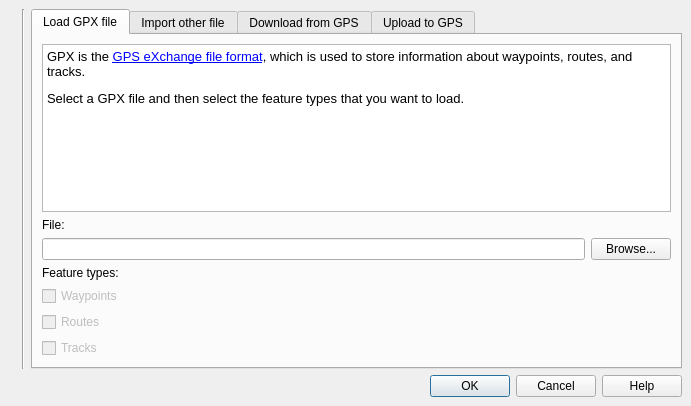
This is branches/raster_transparency_branch/src/plugins/gps_importer/qgsgpspluginguibase.ui in stopa85/Quantum-GIS as Qt 5 draws it before an edit. The edited form follows.
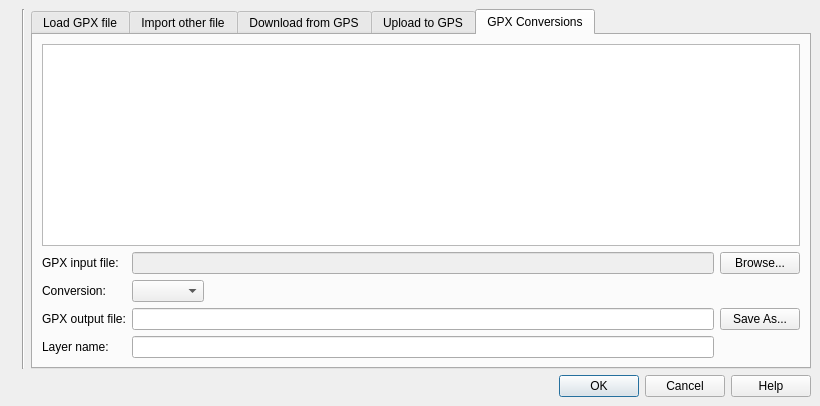
This is the edited form. The open tabs and pages were chosen to show the change. Icons and pictures are not drawn. Custom widgets are drawn as their Qt base class.

```diff
--- a/branches/raster_transparency_branch/src/plugins/gps_importer/qgsgpspluginguibase.ui
+++ b/branches/raster_transparency_branch/src/plugins/gps_importer/qgsgpspluginguibase.ui
@@ -5,7 +5,7 @@
    <rect>
     <x>0</x>
     <y>0</y>
-    <width>691</width>
+    <width>820</width>
     <height>406</height>
    </rect>
   </property>
@@ -522,6 +522,112 @@
        </item>
       </layout>
      </widget>
+
+     <widget class="QWidget" name="tab5" >
+      <attribute name="title" >
+       <string>GPX Conversions</string>
+      </attribute>
+      <layout class="QGridLayout" >
+       <property name="margin" >
+        <number>9</number>
+       </property>
+       <property name="spacing" >
+        <number>6</number>
+       </property>
+       <item row="0" column="0" colspan="4" >
+        <widget class="QTextEdit" name="teCONVDescription" >
+         <property name="readOnly" >
+          <bool>true</bool>
+         </property>
+         <property name="html" >
+          <string></string>
+         </property>
+        </widget>
+       </item>
+       <item row="4" column="1" colspan="2" >
+        <widget class="QLineEdit" name="leCONVLayer" />
+       </item>
+       <item row="4" column="0" >
+        <widget class="QLabel" name="textLabel5_1" >
+         <property name="text" >
+          <string>Layer name:</string>
+         </property>
+        </widget>
+       </item>
+       <item row="3" column="3" >
+        <widget class="QPushButton" name="pbnCONVOutput" >
+         <property name="text" >
+          <string>Save As...</string>
+         </property>
+        </widget>
+       </item>
+       <item row="1" column="3" >
+        <widget class="QPushButton" name="pbnCONVInput" >
+         <property name="text" >
+          <string>Browse...</string>
+         </property>
+        </widget>
+       </item>
+       <item row="3" column="1" colspan="2" >
+        <widget class="QLineEdit" name="leCONVOutput" />
+       </item>
+       <item row="3" column="0" >
+        <widget class="QLabel" name="textLabel5_2" >
+         <property name="text" >
+          <string>GPX output file:</string>
+         </property>
+        </widget>
+       </item>
+       <item row="2" column="2" >
+        <spacer>
+         <property name="orientation" >
+          <enum>Qt::Horizontal</enum>
+         </property>
+         <property name="sizeType" >
+          <enum>QSizePolicy::Expanding</enum>
+         </property>
+         <property name="sizeHint" >
+          <size>
+           <width>40</width>
+           <height>20</height>
+          </size>
+         </property>
+        </spacer>
+       </item>
+       <item row="2" column="1" >
+        <widget class="QComboBox" name="cmbCONVType" >
+         <property name="minimumSize" >
+          <size>
+           <width>10</width>
+           <height>0</height>
+          </size>
+         </property>
+        </widget>
+       </item>
+       <item row="2" column="0" >
+        <widget class="QLabel" name="textLabel5_3" >
+         <property name="text" >
+          <string>Conversion:</string>
+         </property>
+        </widget>
+       </item>
+       <item row="1" column="1" colspan="2" >
+        <widget class="QLineEdit" name="leCONVInput" >
+         <property name="enabled" >
+          <bool>false</bool>
+         </property>
+        </widget>
+       </item>
+       <item row="1" column="0" >
+        <widget class="QLabel" name="textLabel5_4" >
+         <property name="text" >
+          <string>GPX input file:</string>
+         </property>
+        </widget>
+       </item>
+      </layout>
+     </widget>
+     
     </widget>
    </item>
    <item row="1" column="0" colspan="3" >
```
Left out of the diff: 9 changed lines with no effect on the pictures.
